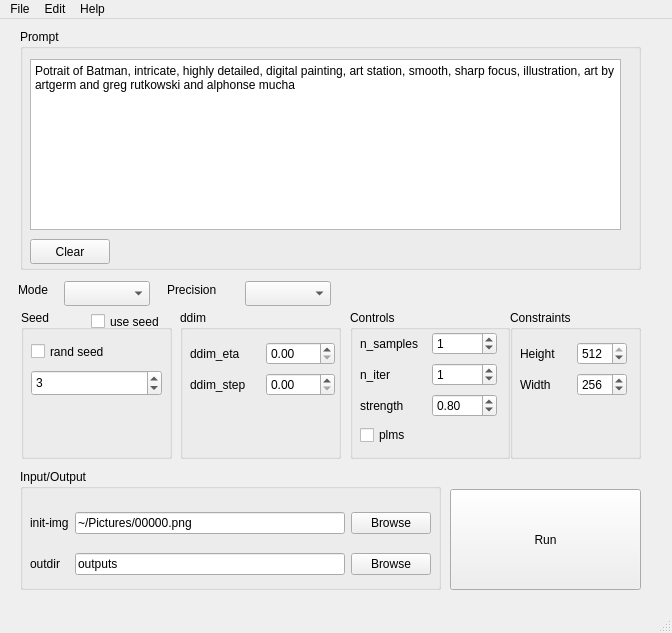
This is ui/promptcraft.ui in rcn8397/prompt-craft as Qt 5 draws it before an edit. The edited form follows.
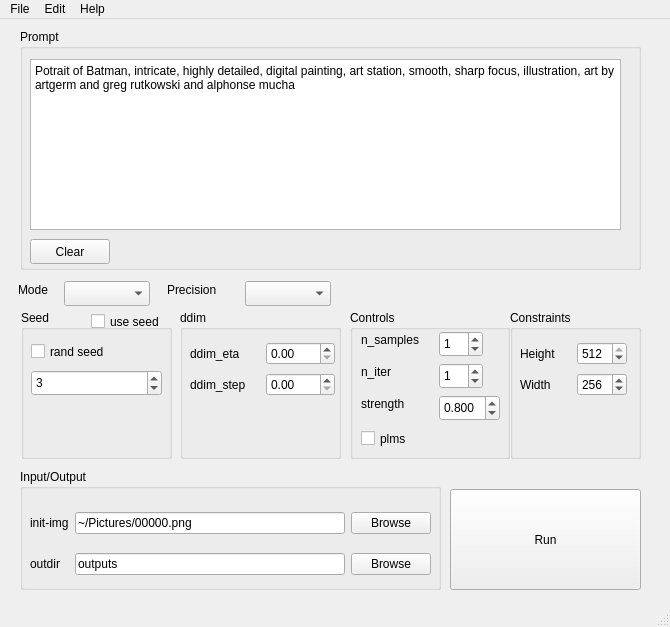
This is the edited form.

Commit message: forgot a couple

Diff of the .ui file:
```diff
--- a/ui/promptcraft.ui
+++ b/ui/promptcraft.ui
@@ -6,8 +6,8 @@
    <rect>
     <x>0</x>
     <y>0</y>
-    <width>672</width>
-    <height>633</height>
+    <width>670</width>
+    <height>627</height>
    </rect>
   </property>
   <property name="sizePolicy">
@@ -234,53 +234,83 @@
     <property name="title">
      <string>Controls</string>
     </property>
-    <widget class="QWidget" name="layoutWidget">
-     <property name="geometry">
-      <rect>
-       <x>10</x>
-       <y>20</y>
-       <width>137</width>
-       <height>121</height>
-      </rect>
-     </property>
-     <layout class="QGridLayout" name="gridLayout_4">
-      <item row="0" column="0">
        <widget class="QLabel" name="label">
+     <property name="geometry">
+      <rect>
+       <x>11</x>
+       <y>21</y>
+       <width>72</width>
+       <height>17</height>
+      </rect>
+     </property>
         <property name="text">
          <string>n_samples</string>
         </property>
        </widget>
-      </item>
-      <item row="0" column="1">
        <widget class="QSpinBox" name="n_samples">
+     <property name="geometry">
+      <rect>
+       <x>89</x>
+       <y>21</y>
+       <width>44</width>
+       <height>26</height>
+      </rect>
+     </property>
         <property name="value">
          <number>1</number>
         </property>
        </widget>
-      </item>
-      <item row="1" column="0">
        <widget class="QLabel" name="label_3">
+     <property name="geometry">
+      <rect>
+       <x>11</x>
+       <y>53</y>
+       <width>40</width>
+       <height>17</height>
+      </rect>
+     </property>
         <property name="text">
          <string>n_iter</string>
         </property>
        </widget>
-      </item>
-      <item row="1" column="1">
        <widget class="QSpinBox" name="n_iter">
+     <property name="geometry">
+      <rect>
+       <x>89</x>
+       <y>53</y>
+       <width>44</width>
+       <height>26</height>
+      </rect>
+     </property>
         <property name="value">
          <number>1</number>
         </property>
        </widget>
-      </item>
-      <item row="2" column="0">
        <widget class="QLabel" name="label_2">
+     <property name="geometry">
+      <rect>
+       <x>11</x>
+       <y>85</y>
+       <width>59</width>
+       <height>17</height>
+      </rect>
+     </property>
         <property name="text">
          <string>strength</string>
         </property>
        </widget>
-      </item>
-      <item row="2" column="1">
        <widget class="QDoubleSpinBox" name="strength">
+     <property name="geometry">
+      <rect>
+       <x>89</x>
+       <y>85</y>
+       <width>61</width>
+       <height>26</height>
+      </rect>
+     </property>
+     <property name="decimals">
+      <number>3</number>
+     </property>
         <property name="maximum">
          <double>1.000000000000000</double>
         </property>
@@ -291,16 +321,19 @@
          <double>0.800000000000000</double>
         </property>
        </widget>
-      </item>
-      <item row="3" column="0">
        <widget class="QCheckBox" name="plms">
+     <property name="geometry">
+      <rect>
+       <x>11</x>
+       <y>117</y>
+       <width>58</width>
+       <height>23</height>
+      </rect>
+     </property>
         <property name="text">
          <string>plms</string>
         </property>
        </widget>
-      </item>
-     </layout>
-    </widget>
    </widget>
    <widget class="QGroupBox" name="groupBox_5">
     <property name="geometry">
@@ -478,7 +511,7 @@
     <rect>
      <x>0</x>
      <y>0</y>
-     <width>672</width>
+     <width>670</width>
      <height>22</height>
     </rect>
    </property>
```
Left out of the diff: 5 changed lines with no effect on the pictures. Lines whose indentation alone changed are shown as unchanged. The commit also changes 2 other files.
